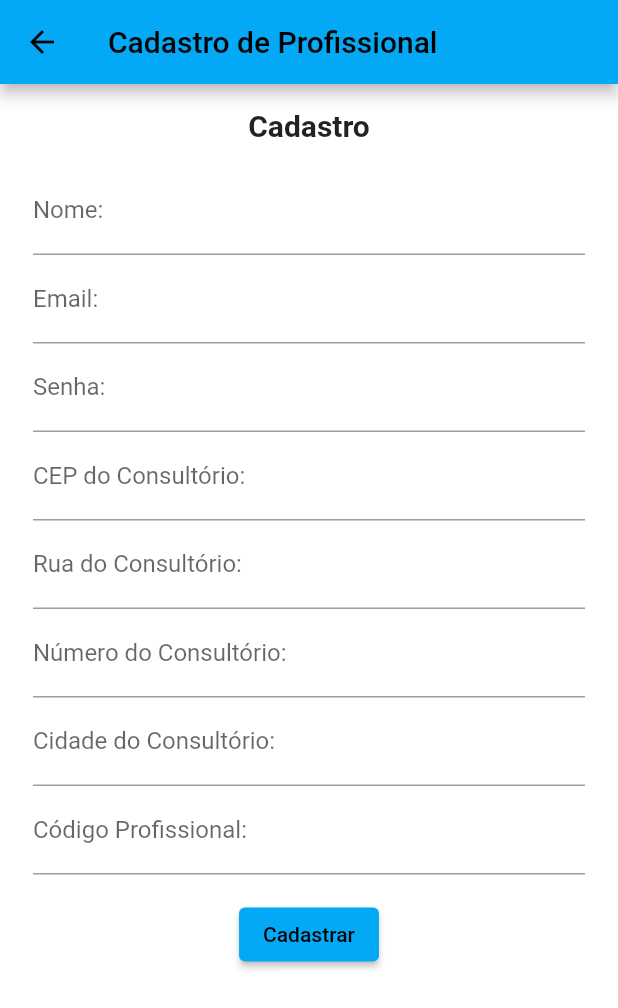
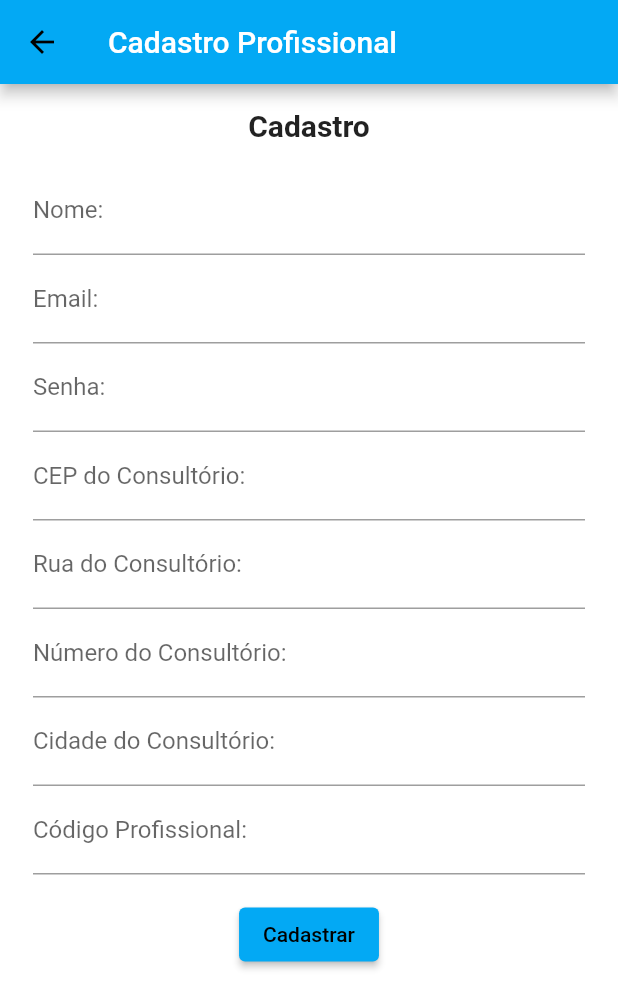
Before and after one commit to GABRIEL-ASSYS/HealthArch-Flutter-2.0, a Flutter app: the CadastroProfissionalScreen screen opened directly, on a phone screen of 412 x 824 dp. Shown: the top 1008 px of the screen. Run offline on Flutter 3.47's test engine with Material 2 defaults, Android fonts, the phone set to English and light mode, and no system bars; our stand-ins replace cloud_firestore, firebase_auth, firebase_core; accounts and stored records are empty.

Commit message:
Update cadastro_profissional_screen.dart

```diff
--- a/lib/screens/Cadastro/cadastro_profissional_screen.dart
+++ b/lib/screens/Cadastro/cadastro_profissional_screen.dart
@@ -44,7 +44,10 @@ class CadastroProfissionalScreenState extends State<CadastroProfissionalScreen>
   Widget build(BuildContext context) {
     return Scaffold(
       appBar: AppBar(
-        title: const Text('Cadastro de Profissional'),
+        title: const Text(
+          'Cadastro Profissional',
+          style: TextStyle(color: Colors.white),
+        ),
       ),
       body: SingleChildScrollView(
         child: Center(
```
